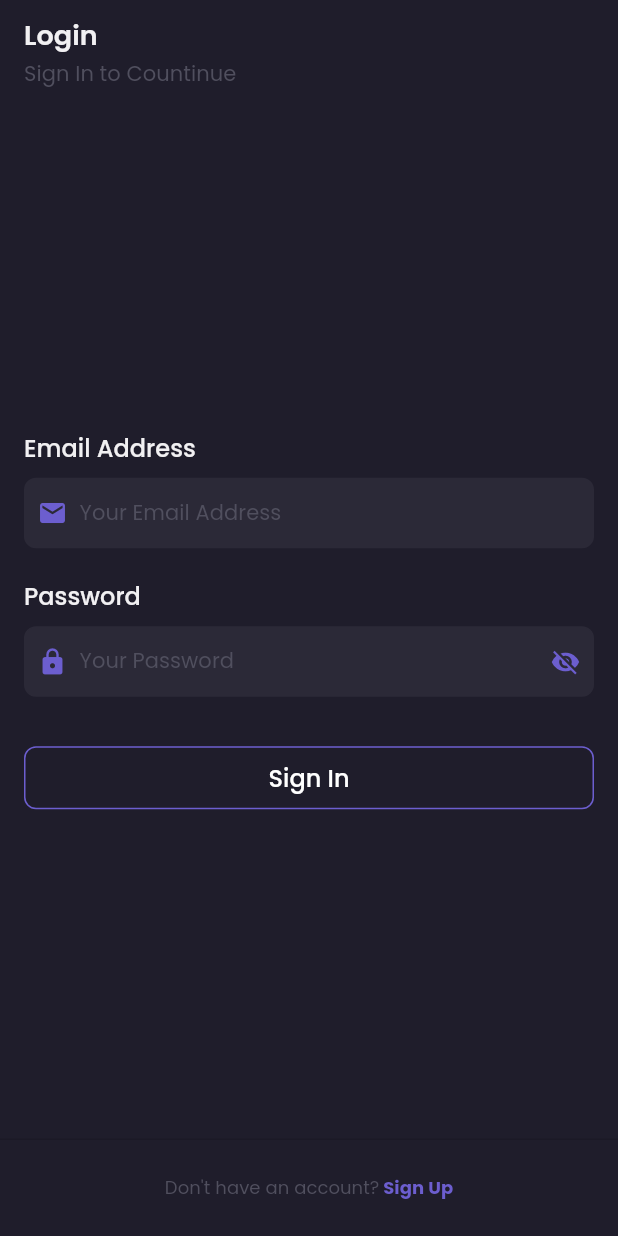
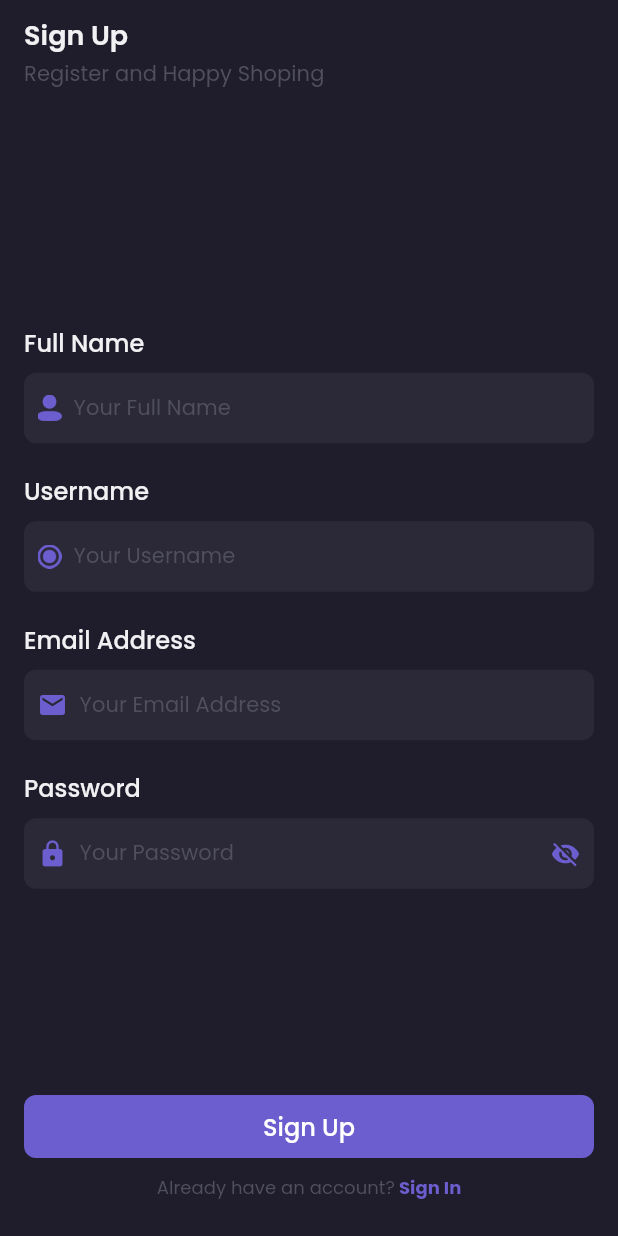
Before and after one commit to fathulaziss/shamo-provider, a Flutter app: the screen it shows after launch, after a tap on an icon or button, on a phone screen of 412 x 824 dp. Run offline on Flutter 3.47's test engine with Material 2 defaults, Android fonts, the light colour scheme and no system bars; our stand-ins replace flutter_spinkit, google_fonts.

Commit message:
add register view

```diff
--- a/lib/main.dart
+++ b/lib/main.dart
@@ -2,6 +2,7 @@ import 'package:flutter/material.dart';
 import 'package:shamo_provider/common/navigation.dart';
 import 'package:shamo_provider/common/style.dart';
 import 'package:shamo_provider/ui/login/login_view.dart';
+import 'package:shamo_provider/ui/register/register_view.dart';
 import 'package:shamo_provider/ui/splash_screen_view.dart';
 import 'package:shamo_provider/utils/app_utils.dart';
 
@@ -28,6 +29,7 @@ class MyApp extends StatelessWidget {
       routes: {
         SplashScreenView.routeName: (context) => const SplashScreenView(),
         LoginView.routeName: (context) => const LoginView(),
+        RegisterView.routeName: (context) => const RegisterView(),
       },
     );
   }
--- a/lib/ui/login/login_view.dart
+++ b/lib/ui/login/login_view.dart
@@ -1,4 +1,5 @@
 import 'package:flutter/material.dart';
+import 'package:shamo_provider/ui/register/register_view.dart';
 import 'package:shamo_provider/widgets/buttons/button_primary.dart';
 import 'package:shamo_provider/widgets/buttons/button_rich_text.dart';
 import 'package:shamo_provider/widgets/inputs/input_email.dart';
@@ -15,11 +16,12 @@ class LoginView extends StatelessWidget {
     return PageDefault(
       appBarTitle: 'Login',
       appBarSubtitle: 'Sign In to Countinue',
+      toolbarHeight: 70,
       persistentFooterButtons: [
         ButtonRichText(
           label1: "Don't have an account?",
           label2: ' Sign Up',
-          onPressed: () {},
+          onPressed: () => Navigator.pushNamed(context, RegisterView.routeName),
         )
       ],
       body: Container(
@@ -40,7 +42,6 @@ class LoginView extends StatelessWidget {
                 value: (value) {},
               ),
               ButtonPrimary(
-                isOutline: true,
                 label: 'Sign In',
                 margin: const EdgeInsets.only(top: 10),
                 onTap: () {},
--- /dev/null
+++ b/lib/ui/register/register_view.dart
@@ -0,0 +1,85 @@
+import 'package:flutter/material.dart';
+import 'package:shamo_provider/common/style.dart';
+import 'package:shamo_provider/widgets/buttons/button_primary.dart';
+import 'package:shamo_provider/widgets/buttons/button_rich_text.dart';
+import 'package:shamo_provider/widgets/inputs/input_email.dart';
+import 'package:shamo_provider/widgets/inputs/input_password.dart';
+import 'package:shamo_provider/widgets/inputs/input_primary.dart';
+import 'package:shamo_provider/widgets/pages/page_default.dart';
+
+class RegisterView extends StatelessWidget {
+  const RegisterView({Key? key}) : super(key: key);
+
+  static const routeName = '/register';
+
+  @override
+  Widget build(BuildContext context) {
+    return PageDefault(
+      appBarTitle: 'Sign Up',
+      appBarSubtitle: 'Register and Happy Shoping',
+      toolbarHeight: 70,
+      button: Container(
+        color: backgroundColor,
+        margin: const EdgeInsets.only(bottom: 16),
+        child: ButtonPrimary(
+          label: 'Sign Up',
+          margin: const EdgeInsets.symmetric(horizontal: 16),
+          onTap: () {},
+        ),
+      ),
+      persistentFooterButtons: [
+        Center(
+          child: ButtonRichText(
+            label1: 'Already have an account?',
+            label2: ' Sign In',
+            onPressed: () => Navigator.pop(context),
+          ),
+        ),
+      ],
+      body: Container(
+        padding: const EdgeInsets.symmetric(horizontal: 16),
+        alignment: Alignment.center,
+        child: SingleChildScrollView(
+          child: Column(
+            children: [
+              InputPrimary(
+                label: 'Full Name',
+                hint: 'Your Full Name',
+                prefixIcon: Image.asset(
+                  'assets/icons/icon_profile.png',
+                  width: 16,
+                  color: primaryColor,
+                ),
+                validation: (value) => value.isNotEmpty,
+                onChanged: (value) {},
+              ),
+              InputPrimary(
+                label: 'Username',
+                hint: 'Your Username',
+                prefixIcon: Image.asset(
+                  'assets/icons/icon_username.png',
+                  width: 16,
+                  color: primaryColor,
+                ),
+                validation: (value) => value.isNotEmpty,
+                onChanged: (value) {},
+              ),
+              InputEmail(
+                label: 'Email Address',
+                hint: 'Your Email Address',
+                validation: (value) => value.isNotEmpty,
+                value: (value) {},
+              ),
+              InputPassword(
+                label: 'Password',
+                hint: 'Your Password',
+                value: (value) {},
+              ),
+              SizedBox(height: MediaQuery.of(context).viewInsets.bottom / 6)
+            ],
+          ),
+        ),
+      ),
+    );
+  }
+}
--- a/lib/widgets/buttons/button_primary.dart
+++ b/lib/widgets/buttons/button_primary.dart
@@ -42,6 +42,8 @@ class ButtonPrimary extends StatelessWidget {
   Widget build(BuildContext context) {
     return isLoading
         ? Container(
+            height: height + 6,
+            width: height + 6,
             decoration: isOutline
                 ? BoxDecoration(
                     color: Colors.transparent,
--- a/lib/widgets/pages/page_default.dart
+++ b/lib/widgets/pages/page_default.dart
@@ -6,41 +6,61 @@ class PageDefault extends StatelessWidget {
     Key? key,
     required this.appBarTitle,
     required this.body,
+    this.button,
     this.appBarSubtitle,
+    this.centerTitle,
+    this.automaticallyImplyLeading = false,
+    this.toolbarHeight = kToolbarHeight,
     this.persistentFooterAlignment = AlignmentDirectional.center,
     this.persistentFooterButtons,
     this.isScrollable = false,
+    this.isShowBackButton = false,
   }) : super(key: key);
 
   final String appBarTitle;
   final String? appBarSubtitle;
+  final bool? centerTitle;
+  final bool automaticallyImplyLeading;
+  final double toolbarHeight;
+  final Widget? button;
   final Widget body;
   final AlignmentDirectional persistentFooterAlignment;
   final List<Widget>? persistentFooterButtons;
   final bool isScrollable;
+  final bool isShowBackButton;
 
   @override
   Widget build(BuildContext context) {
     return Scaffold(
       appBar: AppBar(
-        title: Column(
+        title: appBarSubtitle != null
+            ? Column(
                 crossAxisAlignment: CrossAxisAlignment.start,
                 children: [
                   Text(appBarTitle, style: appTextTheme.titleLarge),
-            if (appBarSubtitle != null)
-              Padding(
-                padding: const EdgeInsets.only(top: 2),
-                child: Text(
+                  const SizedBox(height: 2),
+                  Text(
                     appBarSubtitle ?? '',
-                  style: appTextTheme.bodyMedium!.copyWith(color: blackColor2),
-                ),
+                    style:
+                        appTextTheme.bodyMedium!.copyWith(color: blackColor2),
                   ),
                 ],
-        ),
-        toolbarHeight: 70,
+              )
+            : Text(appBarTitle, style: appTextTheme.titleLarge),
+        centerTitle: centerTitle,
+        automaticallyImplyLeading: automaticallyImplyLeading,
+        leading: isShowBackButton
+            ? IconButton(
+                onPressed: () => Navigator.pop(context),
+                icon: const Icon(Icons.arrow_back_ios_new),
+              )
+            : null,
+        toolbarHeight: toolbarHeight,
       ),
       persistentFooterAlignment: persistentFooterAlignment,
       persistentFooterButtons: persistentFooterButtons,
+      floatingActionButtonLocation: FloatingActionButtonLocation.centerDocked,
+      floatingActionButton: button,
       body: isScrollable ? SingleChildScrollView(child: body) : body,
     );
   }
```
Lines whose indentation alone changed are shown as unchanged.
